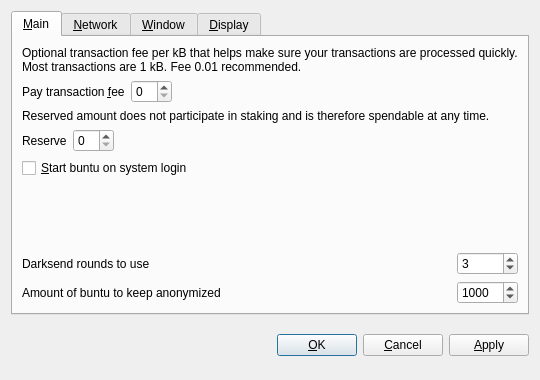
This is src/qt/forms/optionsdialog.ui in btcreversal/safemasternode as Qt 5 draws it before an edit. The edited form follows.
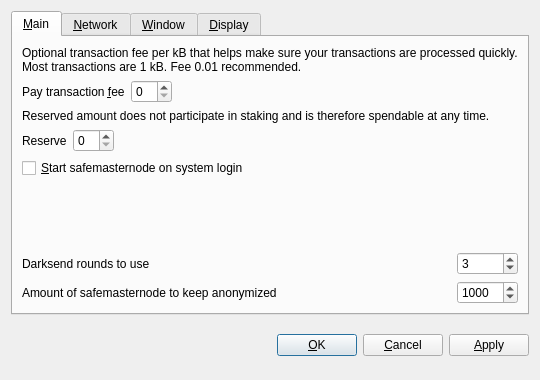
This is the edited form. Custom widgets are drawn as their Qt base class.

Diff of the .ui file:
```diff
--- a/src/qt/forms/optionsdialog.ui
+++ b/src/qt/forms/optionsdialog.ui
@@ -128,7 +128,7 @@
           <string>Automatically start buntu after logging in to the system.</string>
          </property>
          <property name="text">
-          <string>&amp;Start buntu on system login</string>
+          <string>&amp;Start safemasternode on system login</string>
          </property>
         </widget>
        </item>
@@ -186,7 +186,7 @@
           <string notr="true"/>
          </property>
          <property name="text">
-          <string>Amount of buntu to keep anonymized</string>
+          <string>Amount of safemasternode to keep anonymized</string>
          </property>
         </widget>
        </item>
```
Left out of the diff: 20 changed lines with no effect on the pictures.
